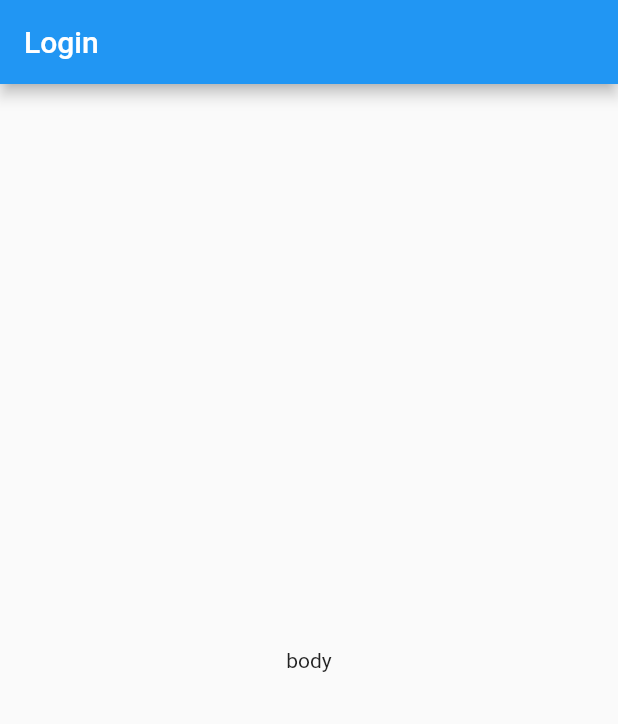
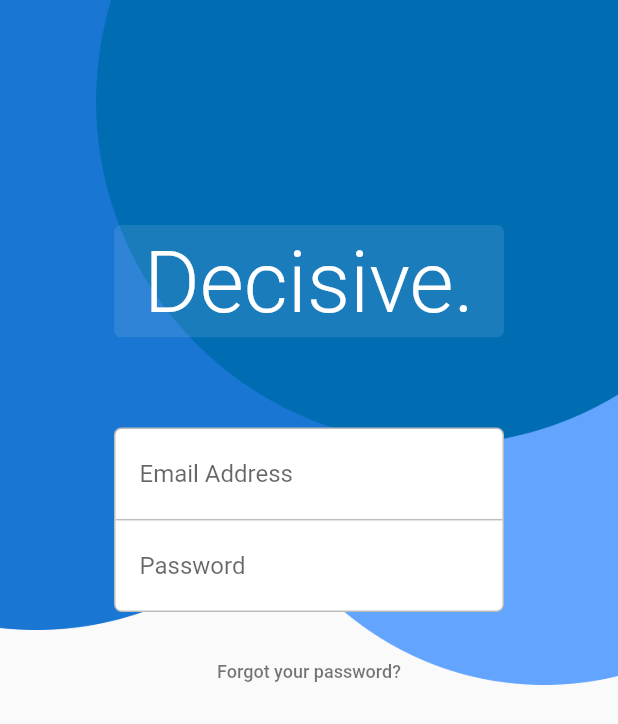
Before and after one commit to baileytye/Flutter-Decisive, a Flutter app: the screen it shows after launch, on a phone screen of 412 x 824 dp. Shown: the top 724 px of the screen. Run offline on Flutter 3.47's test engine with Material 2 defaults, Android fonts, the phone set to English and light mode, and no system bars.

Commit message:
Add most of login screen

```diff
--- /dev/null
+++ b/lib/colors.dart
@@ -0,0 +1,11 @@
+import 'package:flutter/material.dart';
+
+class MyColors {
+  static const Color transparentWhite = Color(0x1affffff);
+
+  static const Color colorPrimary = Color(0xff1976d2);
+  static const Color colorPrimaryDark = Color(0xff006DB3);
+  static const Color colorPrimaryLight = Color(0xff63a4ff);
+
+  static const Color cardStroke = Color(0xffBDBDBD);
+}
--- /dev/null
+++ b/lib/dimensions.dart
@@ -0,0 +1,8 @@
+
+class MyDimensions {
+
+  //Login Screen
+  static const double loginTitleWidth = 260;
+  static const double loginTitleTopMargin = 150;
+  static const double loginTitleBottomMargin = 60;
+}
--- /dev/null
+++ b/lib/ui/common/widget_decisive_title.dart
@@ -0,0 +1,35 @@
+import 'package:flutter/material.dart';
+import '../../colors.dart';
+import '../../dimensions.dart';
+
+
+class DecisiveTitle extends StatelessWidget {
+
+  final double width;
+
+  DecisiveTitle({this.width = MyDimensions.loginTitleWidth});
+
+  @override
+  Widget build(BuildContext context) {
+    return ClipRRect(
+      borderRadius: BorderRadius.circular(5),
+          child: Container(
+        width: width,
+        color: MyColors.transparentWhite,
+        child: Padding(
+          padding: const EdgeInsets.only(left: 20, right: 20, top: 5, bottom: 5),
+          child: FittedBox(
+            fit: BoxFit.fitWidth,
+            child: Text(
+              'Decisive.',
+              style: TextStyle(
+                color: Colors.white,
+                fontWeight: FontWeight.w300,
+              ),
+            ),
+          ),
+        ),
+      ),
+    );
+  }
+}
--- /dev/null
+++ b/lib/ui/common/widget_email_and_password.dart
@@ -0,0 +1,54 @@
+import 'package:decisive/colors.dart';
+import 'package:decisive/dimensions.dart';
+import 'package:flutter/material.dart';
+
+class EmailAndPasswordWidget extends StatelessWidget {
+
+  final double width;
+
+  EmailAndPasswordWidget({this.width = MyDimensions.loginTitleWidth});
+
+  @override
+  Widget build(BuildContext context) {
+    return Container(
+      width: width,
+      decoration: BoxDecoration(
+        border: Border.all(color: MyColors.cardStroke),
+        borderRadius: BorderRadius.circular(5),
+        color: Colors.white,
+      ),
+      child: ClipRRect(
+        borderRadius: BorderRadius.circular(5),
+        child: Column(
+          children: <Widget>[
+            Padding(
+              padding: const EdgeInsets.only(left: 16, right: 16, top: 6, bottom: 6),
+              child: TextFormField(
+                  keyboardType: TextInputType.emailAddress,
+                  decoration: InputDecoration(
+                    hintText: "Email Address",
+                    border: InputBorder.none,
+                  )),
+            ),
+            SizedBox(
+              height: 1,
+              child: Container(
+                color: MyColors.cardStroke,
+              ),
+            ),
+            Padding(
+              padding: const EdgeInsets.only(left: 16, right: 16, top: 6, bottom: 6),
+              child: TextFormField(
+                obscureText: true,
+                decoration: InputDecoration(
+                  hintText: 'Password',
+                  border: InputBorder.none,
+                ),
+              ),
+            )
+          ],
+        ),
+      ),
+    );
+  }
+}
--- /dev/null
+++ b/lib/ui/common/widget_text_button.dart
@@ -0,0 +1,21 @@
+import 'package:flutter/material.dart';
+
+class TextButton extends StatelessWidget {
+  final String title;
+  final Function onPress;
+
+  TextButton({this.title = 'Give this button text', @required this.onPress});
+
+  @override
+  Widget build(BuildContext context) {
+    return FlatButton(
+      child: Text(
+        title,
+        style: TextStyle(fontSize: 12, color: Colors.black54),
+      ),
+      splashColor: Colors.transparent,
+      highlightColor: Colors.transparent,
+      onPressed: onPress,
+    );
+  }
+}
--- a/lib/ui/login/screen_login.dart
+++ b/lib/ui/login/screen_login.dart
@@ -1,15 +1,72 @@
+import 'package:decisive/colors.dart';
+import 'package:decisive/dimensions.dart';
+import 'package:decisive/ui/common/widget_decisive_title.dart';
+import 'package:decisive/ui/common/widget_email_and_password.dart';
+import 'package:decisive/ui/common/widget_text_button.dart';
 import 'package:flutter/material.dart';
+import 'package:flutter/services.dart';
 
-class LoginScreen extends StatelessWidget {
+class LoginScreen extends StatefulWidget {
+  @override
+  _LoginScreenState createState() => _LoginScreenState();
+}
+
+class _LoginScreenState extends State<LoginScreen> {
+  var _isLoading = false;
+  var _email;
+  var _password;
+  var _errorMessage;
+
   @override
   Widget build(BuildContext context) {
+    SystemChrome.setSystemUIOverlayStyle(
+        SystemUiOverlayStyle(statusBarColor: MyColors.colorPrimaryDark));
+
     return Scaffold(
-      appBar: AppBar(
-        title: Text("Login"),
+      appBar: PreferredSize(
+        preferredSize: Size.fromHeight(0),
+        child: AppBar(
+          backgroundColor: MyColors.colorPrimaryDark,
+          elevation: 0,
+        ),
       ),
-      body: Center(
-        child: Text("body"),
+      body: SingleChildScrollView(
+        child: Stack(
+          children: <Widget>[
+            Image.asset(
+              'assets/login_background.png',
+              width: double.infinity,
+              fit: BoxFit.fitWidth,
+              alignment: Alignment.topCenter,
+            ),
+            Center(
+              child: Column(
+                children: <Widget>[
+                  SizedBox(height: MyDimensions.loginTitleTopMargin),
+                  DecisiveTitle(),
+                  SizedBox(height: MyDimensions.loginTitleBottomMargin),
+                  EmailAndPasswordWidget(),
+                  SizedBox(height: 16),
+                  TextButton(
+                    title: 'Forgot your password?',
+                    onPress: () => {},
+                  ),
+                ],
+              ),
+            ),
+          ],
+        ),
       ),
     );
   }
+
+  Widget showLoading() {
+    if (_isLoading) {
+      return Text("Loading");
+    }
+    return Container(
+      height: 0,
+      width: 0,
+    );
+  }
 }
--- a/pubspec.yaml
+++ b/pubspec.yaml
@@ -21,6 +21,7 @@ environment:
 dependencies:
   flutter:
     sdk: flutter
+
 
   # The following adds the Cupertino Icons font to your application.
   # Use with the CupertinoIcons class for iOS style icons.
@@ -46,6 +47,8 @@ flutter:
   # assets:
   #  - images/a_dot_burr.jpeg
   #  - images/a_dot_ham.jpeg
+  assets:
+    - assets/
 
   # An image asset can refer to one or more resolution-specific "variants", see
   # https://flutter.dev/assets-and-images/#resolution-aware.
```
Also changed, not shown: assets/dart.svg (added), assets/login_background.png (added), assets/login_background.svg (added), 2 other files.
